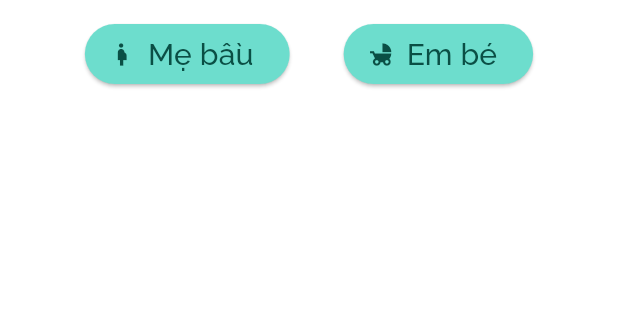
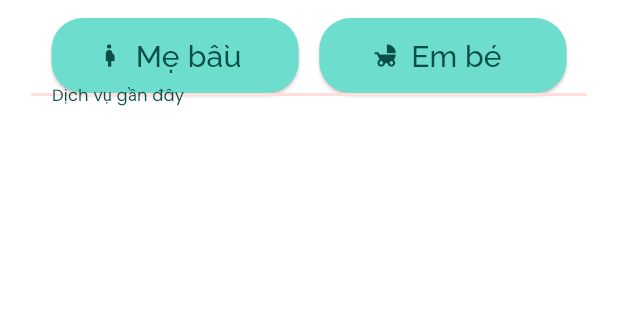
Before and after one commit to 3mallrice/EXE201_Lumos_Mobile, a Flutter app: the MemberHome screen opened by its route, on a phone screen of 412 x 824 dp, the part 66-386 px from its top. Run offline on Flutter 3.47's test engine with Material 3 defaults, Android fonts, the light colour scheme and no system bars; our stand-ins replace dot_navigation_bar, eva_icons_flutter, firebase_core, google_fonts, hive_flutter, ionicons and 1 more; missing offline and left inert: font_awesome_icon_class; accounts and stored records are empty; Roboto replaces fonts that are missing (Poppins).

Commit message:
[3mallrice][commit]

```diff
--- a/lib/core/const/color_const.dart
+++ b/lib/core/const/color_const.dart
@@ -7,6 +7,8 @@ class ColorPalette {
   static const Color bluelight = Color(0xFFDEFDF9);
   static const Color blue2 = Color(0xFFDEFFFA);
   static const Color pink = Color(0xFFFF9F9F);
+  static const Color pinklight = Color(0xFFFFDEDE);
+  static const Color pinkBold = Color(0xFFDD7070);
   static Color selectedPink = const Color(0xFFAE3030).withOpacity(0.42);
   static const Color white = Colors.white;
   static const Color secondaryWhite = Color(0xFFF8F8F3);
--- a/lib/representation/member/member_home.dart
+++ b/lib/representation/member/member_home.dart
@@ -31,7 +31,8 @@ class _MemberHomeState extends State<MemberHome> {
         backgroundColor: Colors.transparent,
         elevation: 0,
       ),
-      body: Center(
+      body: Align(
+        alignment: AlignmentDirectional.center,
         child: FractionallySizedBox(
           widthFactor: 0.9,
           child: Column(
@@ -42,7 +43,7 @@ class _MemberHomeState extends State<MemberHome> {
                 children: [
                   ElevatedButton.icon(
                     onPressed: () {
-                      //
+                      // Your logic here
                     },
                     icon: const Icon(
                       Icons.pregnant_woman,
@@ -62,11 +63,18 @@ class _MemberHomeState extends State<MemberHome> {
                     ),
                     style: ElevatedButton.styleFrom(
                       primary: ColorPalette.blue,
+                      minimumSize: Size(
+                        MediaQuery.of(context).size.width * 0.4,
+                        50,
+                      ),
+                      shape: RoundedRectangleBorder(
+                        borderRadius: BorderRadius.circular(21),
+                      ),
                     ),
                   ),
                   ElevatedButton.icon(
                     onPressed: () {
-                      //
+                      // Your logic here
                     },
                     icon: const Icon(
                       Icons.child_friendly,
@@ -86,10 +94,47 @@ class _MemberHomeState extends State<MemberHome> {
                     ),
                     style: ElevatedButton.styleFrom(
                       primary: ColorPalette.blue,
+                      minimumSize: Size(
+                        MediaQuery.of(context).size.width * 0.4,
+                        50,
+                      ),
+                      shape: RoundedRectangleBorder(
+                        borderRadius: BorderRadius.circular(21),
+                      ),
                     ),
                   ),
                 ],
               ),
+              Container(
+                decoration: BoxDecoration(
+                  color: ColorPalette.pinklight,
+                  borderRadius: BorderRadius.circular(16),
+                ),
+                child: Column(
+                  crossAxisAlignment: CrossAxisAlignment.start, //ngang
+                  mainAxisAlignment: MainAxisAlignment.center, //dọc
+                  children: [
+                    const Padding(
+                      padding: EdgeInsets.symmetric(horizontal: 14),
+                      child: Text(
+                        'Dịch vụ gần đây',
+                        style: TextStyle(
+                          color: Color(0xFF0A4F45),
+                          fontSize: 11,
+                          fontFamily: 'Poppins',
+                          fontWeight: FontWeight.w400,
+                          height: 0.18,
+                          letterSpacing: 0.10,
+                        ),
+                      ),
+                    ),
+                    Row(
+                      mainAxisAlignment: MainAxisAlignment.spaceEvenly,
+                      children: [],
+                    )
+                  ],
+                ),
+              )
             ],
           ),
         ),
```
